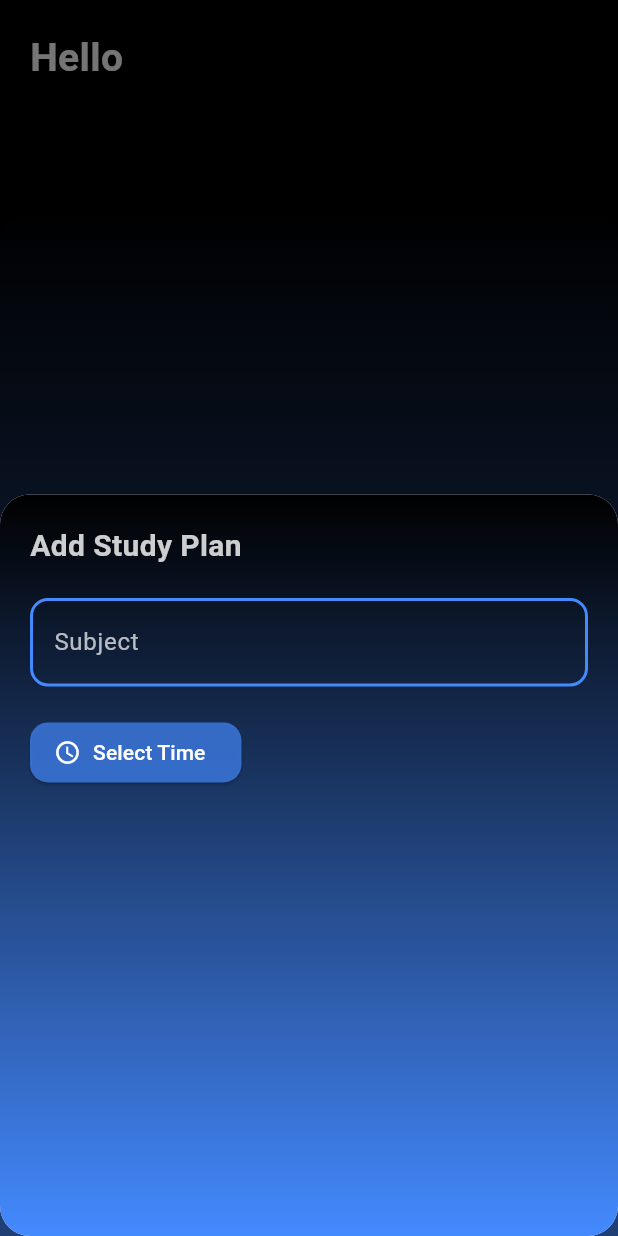
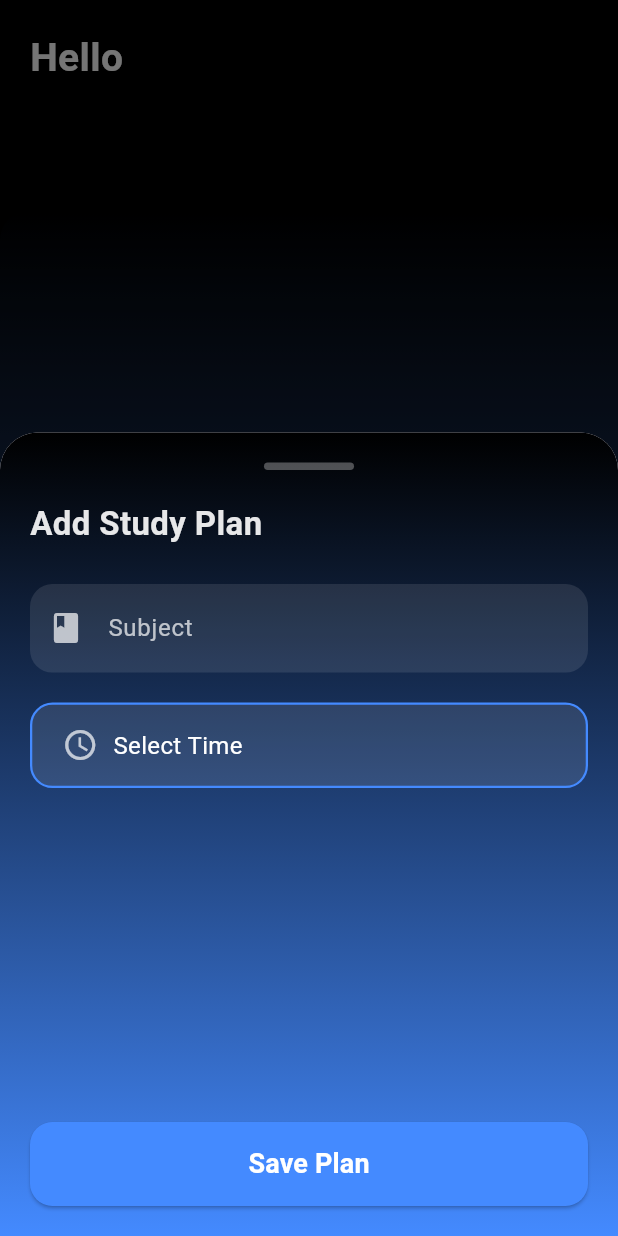
Before and after one commit to MridulSharma2552007/koru-, a Flutter app: the Home screen opened directly, after a tap on the "add" icon, on a phone screen of 412 x 824 dp. Run offline on Flutter 3.47's test engine with Material 3 defaults, Android fonts, the phone set to English and light mode, and no system bars; our stand-ins replace curved_navigation_bar, shared_preferences; accounts and stored records are empty.

```diff
--- a/lib/appscreens/home.dart
+++ b/lib/appscreens/home.dart
@@ -1,5 +1,4 @@
 import 'package:flutter/material.dart';
-import 'package:koru/widgets/contaners_withobjective.dart';
 import 'package:shared_preferences/shared_preferences.dart';
 
 class Home extends StatefulWidget {
@@ -53,21 +52,31 @@ class _HomeState extends State<Home> {
         padding: const EdgeInsets.all(12),
         child: FloatingActionButton(
           onPressed: () {
-            showModalBottomSheet(
+            bottomsheet(context);
+          },
+          backgroundColor: Colors.white.withValues(alpha: 0.4),
+          child: Icon(Icons.add, color: Colors.black),
+        ),
+      ),
+    );
+  }
+
+  Future<dynamic> bottomsheet(BuildContext context) {
+    return showModalBottomSheet(
       isScrollControlled: true,
-              shape: RoundedRectangleBorder(
-                borderRadius: BorderRadius.circular(20),
+      shape: const RoundedRectangleBorder(
+        borderRadius: BorderRadius.vertical(top: Radius.circular(25)),
       ),
       context: context,
       builder: (context) {
         TimeOfDay? selectedTime;
 
         return FractionallySizedBox(
-                  heightFactor: 0.6,
+          heightFactor: 0.65,
           child: Container(
-                    decoration: BoxDecoration(
-                      borderRadius: BorderRadius.circular(20),
-                      gradient: const LinearGradient(
+            decoration: const BoxDecoration(
+              borderRadius: BorderRadius.vertical(top: Radius.circular(25)),
+              gradient: LinearGradient(
                 begin: Alignment.topCenter,
                 end: Alignment.bottomCenter,
                 colors: [Colors.black, Colors.blueAccent],
@@ -78,83 +87,135 @@ class _HomeState extends State<Home> {
               child: Column(
                 crossAxisAlignment: CrossAxisAlignment.start,
                 children: [
-                          Text(
-                            'Add Study Plan',
-                            style: TextStyle(
-                              color: Colors.white.withOpacity(0.8),
-                              fontSize: 20,
-                              fontWeight: FontWeight.bold,
+                  // Drag handle
+                  Center(
+                    child: Container(
+                      height: 5,
+                      width: 60,
+                      decoration: BoxDecoration(
+                        color: Colors.white.withOpacity(0.3),
+                        borderRadius: BorderRadius.circular(10),
+                      ),
                     ),
                   ),
                   const SizedBox(height: 20),
 
-                          // Subject field
+                  // Title
+                  Text(
+                    'Add Study Plan',
+                    style: TextStyle(
+                      color: Colors.white.withOpacity(0.9),
+                      fontSize: 22,
+                      fontWeight: FontWeight.bold,
+                    ),
+                  ),
+                  const SizedBox(height: 25),
+
+                  // Subject TextField
                   TextField(
                     style: const TextStyle(
                       color: Colors.white,
                       fontSize: 18,
-                              fontWeight: FontWeight.bold,
-                              letterSpacing: 1.2,
+                      fontWeight: FontWeight.w500,
                     ),
                     decoration: InputDecoration(
+                      filled: true,
+                      fillColor: Colors.white.withOpacity(0.1),
                       labelText: "Subject",
-                              labelStyle: const TextStyle(
-                                color: Colors.white70,
+                      labelStyle: const TextStyle(color: Colors.white70),
+                      prefixIcon: const Icon(Icons.book, color: Colors.white70),
+                      enabledBorder: OutlineInputBorder(
+                        borderSide: BorderSide.none,
+                        borderRadius: BorderRadius.circular(15),
                       ),
-                              enabledBorder: OutlineInputBorder(
+                      focusedBorder: OutlineInputBorder(
                         borderSide: const BorderSide(
                           color: Colors.blueAccent,
                           width: 2,
                         ),
-                                borderRadius: BorderRadius.circular(12),
-                              ),
-                              focusedBorder: OutlineInputBorder(
-                                borderSide: const BorderSide(
-                                  color: Colors.purple,
-                                  width: 2,
-                                ),
-                                borderRadius: BorderRadius.circular(12),
+                        borderRadius: BorderRadius.circular(15),
                       ),
                     ),
                   ),
 
                   const SizedBox(height: 20),
 
-                          // Time picker button
+                  // Time Picker Button
                   StatefulBuilder(
                     builder: (context, setModalState) {
-                              return ElevatedButton.icon(
-                                style: ElevatedButton.styleFrom(
-                                  backgroundColor: Colors.blueAccent
-                                      .withOpacity(0.7),
-                                  shape: RoundedRectangleBorder(
-                                    borderRadius: BorderRadius.circular(12),
-                                  ),
-                                ),
-                                onPressed: () async {
+                      return InkWell(
+                        onTap: () async {
                           final time = await showTimePicker(
                             context: context,
                             initialTime: TimeOfDay.now(),
                           );
-
                           if (time != null) {
                             setModalState(() {
                               selectedTime = time;
                             });
                           }
                         },
-                                icon: const Icon(
+                        child: Container(
+                          padding: const EdgeInsets.symmetric(
+                            vertical: 15,
+                            horizontal: 20,
+                          ),
+                          decoration: BoxDecoration(
+                            color: Colors.white.withOpacity(0.1),
+                            borderRadius: BorderRadius.circular(15),
+                            border: Border.all(
+                              color: Colors.blueAccent,
+                              width: 1.5,
+                            ),
+                          ),
+                          child: Row(
+                            children: [
+                              const Icon(
                                 Icons.access_time,
-                                  color: Colors.white,
+                                color: Colors.white70,
                               ),
-                                label: Text(
+                              const SizedBox(width: 10),
+                              Text(
                                 selectedTime == null
                                     ? "Select Time"
                                     : "Time: ${selectedTime!.format(context)}",
-                                  style: const TextStyle(color: Colors.white),
+                                style: const TextStyle(
+                                  color: Colors.white,
+                                  fontSize: 16,
+                                ),
+                              ),
+                            ],
+                          ),
                         ),
                       );
                     },
+                  ),
+
+                  const Spacer(),
+
+                  // Save button
+                  SizedBox(
+                    width: double.infinity,
+                    child: ElevatedButton(
+                      style: ElevatedButton.styleFrom(
+                        padding: const EdgeInsets.symmetric(vertical: 15),
+                        backgroundColor: Colors.blueAccent,
+                        shape: RoundedRectangleBorder(
+                          borderRadius: BorderRadius.circular(15),
+                        ),
+                      ),
+                      onPressed: () {
+                        Navigator.pop(context); // Close modal
+                      },
+                      child: const Text(
+                        "Save Plan",
+                        style: TextStyle(
+                          fontSize: 18,
+                          fontWeight: FontWeight.bold,
+                          color: Colors.white,
+                        ),
+                      ),
+                    ),
                   ),
                 ],
               ),
@@ -162,12 +223,6 @@ class _HomeState extends State<Home> {
           ),
         );
       },
-            );
-          },
-          backgroundColor: Colors.white.withValues(alpha: 0.4),
-          child: Icon(Icons.add, color: Colors.black),
-        ),
-      ),
     );
   }
 }
--- a/pubspec.yaml
+++ b/pubspec.yaml
@@ -33,6 +33,7 @@ dependencies:
   flutter:
     sdk: flutter
   shared_preferences: ^2.5.3
+  sqflite: ^2.4.2
 
 dev_dependencies:
   flutter_lints: ^5.0.0
```
Also changed, not shown: pubspec.lock, 1 other file. Lines whose indentation alone changed are shown as unchanged.
